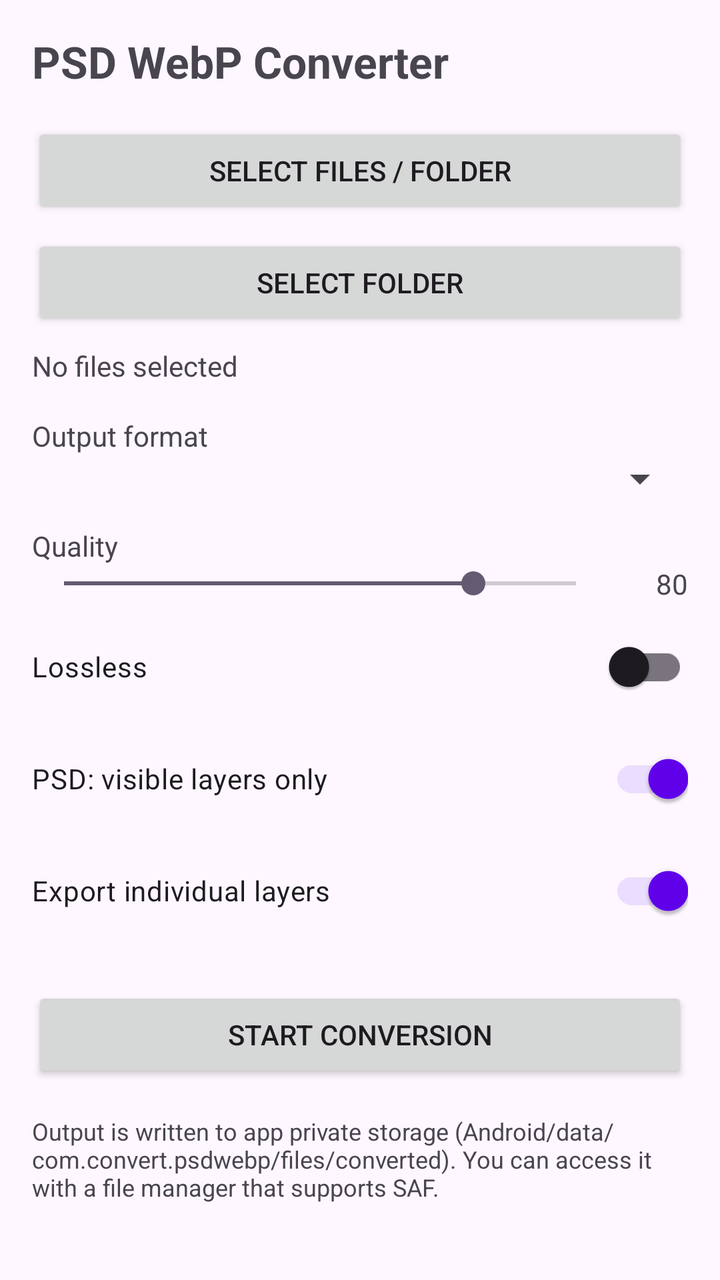
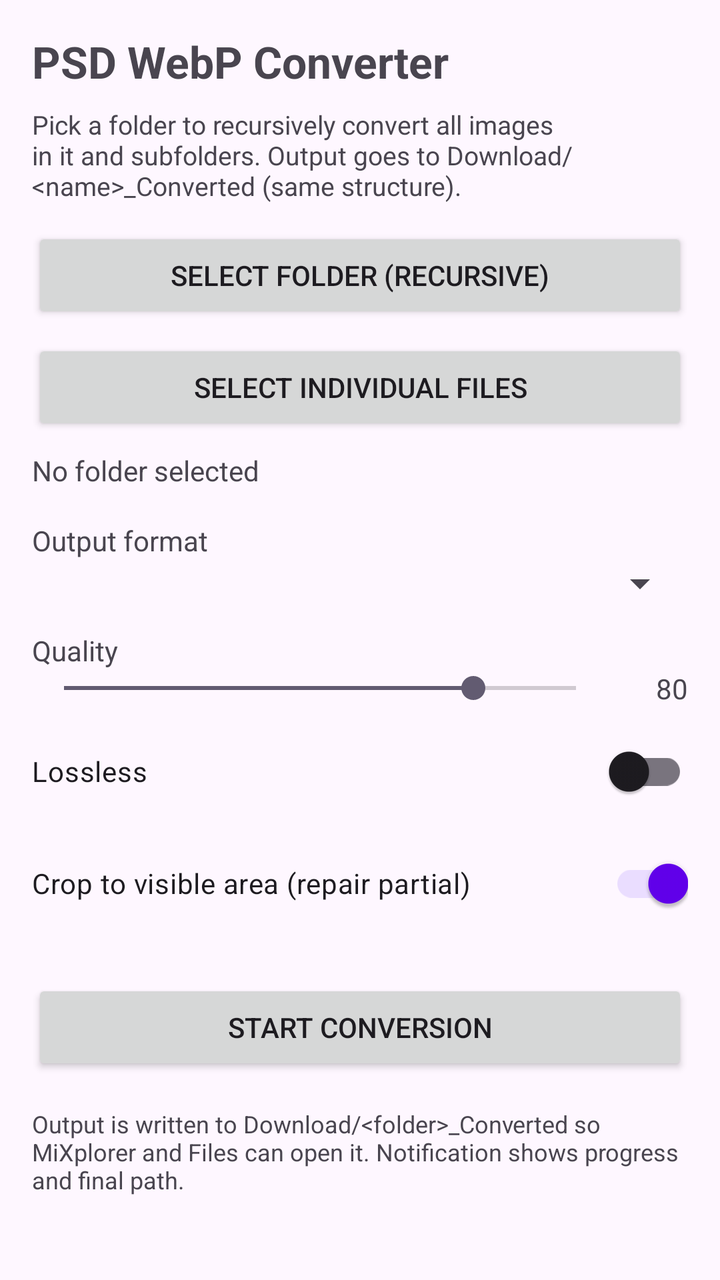

The first picture is an Android layout as it rendered before a commit; the second is the same layout after the commit. The layout source and the unified diff follow.
<!-- AndroidManifest.xml: application theme Theme.PsdWebpConverter -->
<!-- res/layout/activity_main.xml -->
<?xml version="1.0" encoding="utf-8"?>
<ScrollView xmlns:android="http://schemas.android.com/apk/res/android"
    android:layout_width="match_parent"
    android:layout_height="match_parent"
    android:padding="16dp">

    <LinearLayout
        android:layout_width="match_parent"
        android:layout_height="wrap_content"
        android:orientation="vertical">

        <TextView
            android:layout_width="wrap_content"
            android:layout_height="wrap_content"
            android:text="@string/app_name"
            android:textSize="22sp"
            android:textStyle="bold"
            android:layout_marginBottom="16dp" />

        <Button
            android:id="@+id/btnSelectFiles"
            android:layout_width="match_parent"
            android:layout_height="wrap_content"
            android:text="@string/select_files" />

        <Button
            android:id="@+id/btnSelectFolder"
            android:layout_width="match_parent"
            android:layout_height="wrap_content"
            android:text="Select folder"
            android:layout_marginTop="8dp" />

        <TextView
            android:id="@+id/tvSelected"
            android:layout_width="match_parent"
            android:layout_height="wrap_content"
            android:text="No files selected"
            android:layout_marginTop="8dp"
            android:layout_marginBottom="16dp" />

        <TextView
            android:layout_width="wrap_content"
            android:layout_height="wrap_content"
            android:text="@string/output_format" />

        <Spinner
            android:id="@+id/spinnerFormat"
            android:layout_width="match_parent"
            android:layout_height="wrap_content"
            android:layout_marginBottom="12dp" />

        <TextView
            android:layout_width="wrap_content"
            android:layout_height="wrap_content"
            android:text="@string/quality" />

        <LinearLayout
            android:layout_width="match_parent"
            android:layout_height="wrap_content"
            android:orientation="horizontal"
            android:gravity="center_vertical">

            <SeekBar
                android:id="@+id/seekQuality"
                android:layout_width="0dp"
                android:layout_height="wrap_content"
                android:layout_weight="1"
                android:max="100"
                android:progress="80" />

            <TextView
                android:id="@+id/tvQualityValue"
                android:layout_width="40dp"
                android:layout_height="wrap_content"
                android:text="80"
                android:gravity="end" />
        </LinearLayout>

        <com.google.android.material.switchmaterial.SwitchMaterial
            android:id="@+id/switchLossless"
            android:layout_width="match_parent"
            android:layout_height="wrap_content"
            android:text="@string/lossless"
            android:layout_marginTop="8dp" />

        <com.google.android.material.switchmaterial.SwitchMaterial
            android:id="@+id/switchVisibleOnly"
            android:layout_width="match_parent"
            android:layout_height="wrap_content"
            android:text="@string/psd_visible_only"
            android:checked="true"
            android:layout_marginTop="8dp" />

        <com.google.android.material.switchmaterial.SwitchMaterial
            android:id="@+id/switchExportLayers"
            android:layout_width="match_parent"
            android:layout_height="wrap_content"
            android:text="@string/psd_export_layers"
            android:checked="true"
            android:layout_marginTop="8dp" />

        <Button
            android:id="@+id/btnStart"
            android:layout_width="match_parent"
            android:layout_height="wrap_content"
            android:text="@string/start_conversion"
            android:layout_marginTop="24dp" />

        <TextView
            android:layout_width="match_parent"
            android:layout_height="wrap_content"
            android:text="Output is written to app private storage (Android/data/com.convert.psdwebp/files/converted). You can access it with a file manager that supports SAF."
            android:textSize="12sp"
            android:layout_marginTop="16dp" />
    </LinearLayout>
</ScrollView>
<!-- resources referenced by this layout -->
<resources>
  <string name="app_name">PSD WebP Converter</string>
  <string name="lossless">Lossless</string>
  <string name="output_format">Output format</string>
  <string name="psd_export_layers">Export individual layers</string>
  <string name="psd_visible_only">PSD: visible layers only</string>
  <string name="quality">Quality</string>
  <string name="select_files">Select files / folder</string>
  <string name="start_conversion">Start conversion</string>
  <style name="Theme.PsdWebpConverter" parent="Theme.Material3.DayNight.NoActionBar">
          <item name="colorPrimary">@color/purple_500</item>
          <item name="colorPrimaryVariant">@color/purple_700</item>
          <item name="colorOnPrimary">@android:color/white</item>
      </style>
  <color name="purple_500">#6200EE</color>
  <color name="purple_700">#3700B3</color>
</resources>

<!-- the commit's change to res/layout/activity_main.xml (unified diff, before → after) -->
@@ -15,26 +15,34 @@
             android:text="@string/app_name"
             android:textSize="22sp"
             android:textStyle="bold"
-            android:layout_marginBottom="16dp" />
+            android:layout_marginBottom="8dp" />
+
+        <TextView
+            android:id="@+id/tvHint"
+            android:layout_width="match_parent"
+            android:layout_height="wrap_content"
+            android:text="Pick a folder to recursively convert all images in it and subfolders. Output goes to Download/&lt;name&gt;_Converted (same structure)."
+            android:textSize="13sp"
+            android:layout_marginBottom="12dp" />
+
+        <Button
+            android:id="@+id/btnSelectFolder"
+            android:layout_width="match_parent"
+            android:layout_height="wrap_content"
+            android:text="Select folder (recursive)" />
 
         <Button
             android:id="@+id/btnSelectFiles"
             android:layout_width="match_parent"
             android:layout_height="wrap_content"
-            android:text="@string/select_files" />
-
-        <Button
-            android:id="@+id/btnSelectFolder"
-            android:layout_width="match_parent"
-            android:layout_height="wrap_content"
-            android:text="Select folder"
+            android:text="Select individual files"
             android:layout_marginTop="8dp" />
 
         <TextView
             android:id="@+id/tvSelected"
             android:layout_width="match_parent"
             android:layout_height="wrap_content"
-            android:text="No files selected"
+            android:text="No folder selected"
             android:layout_marginTop="8dp"
             android:layout_marginBottom="16dp" />
 
@@ -84,12 +92,21 @@
             android:layout_marginTop="8dp" />
 
         <com.google.android.material.switchmaterial.SwitchMaterial
+            android:id="@+id/switchCropVisible"
+            android:layout_width="match_parent"
+            android:layout_height="wrap_content"
+            android:text="Crop to visible area (repair partial)"
+            android:checked="true"
+            android:layout_marginTop="8dp" />
+
+        <com.google.android.material.switchmaterial.SwitchMaterial
             android:id="@+id/switchVisibleOnly"
             android:layout_width="match_parent"
             android:layout_height="wrap_content"
             android:text="@string/psd_visible_only"
             android:checked="true"
-            android:layout_marginTop="8dp" />
+            android:layout_marginTop="8dp"
+            android:visibility="gone" />
 
         <com.google.android.material.switchmaterial.SwitchMaterial
             android:id="@+id/switchExportLayers"
@@ -97,7 +114,8 @@
             android:layout_height="wrap_content"
             android:text="@string/psd_export_layers"
             android:checked="true"
-            android:layout_marginTop="8dp" />
+            android:layout_marginTop="8dp"
+            android:visibility="gone" />
 
         <Button
             android:id="@+id/btnStart"
@@ -109,7 +127,7 @@
         <TextView
             android:layout_width="match_parent"
             android:layout_height="wrap_content"
-            android:text="Output is written to app private storage (Android/data/com.convert.psdwebp/files/converted). You can access it with a file manager that supports SAF."
+            android:text="Output is written to Download/&lt;folder&gt;_Converted so MiXplorer and Files can open it. Notification shows progress and final path."
             android:textSize="12sp"
             android:layout_marginTop="16dp" />
     </LinearLayout>
<!-- resource entries referenced after the edit -->
@@ -6,7 +6,6 @@
   <string name="psd_export_layers">Export individual layers</string>
   <string name="psd_visible_only">PSD: visible layers only</string>
   <string name="quality">Quality</string>
-  <string name="select_files">Select files / folder</string>
   <string name="start_conversion">Start conversion</string>
   <style name="Theme.PsdWebpConverter" parent="Theme.Material3.DayNight.NoActionBar">
           <item name="colorPrimary">@color/purple_500</item>
